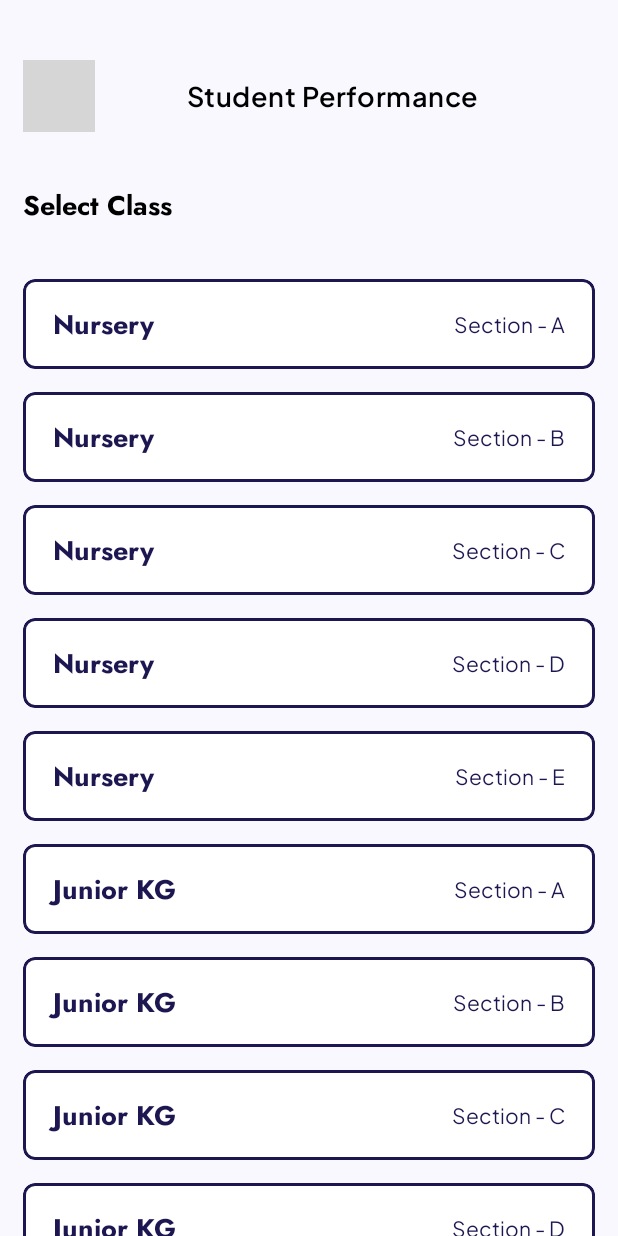
After one commit to sandeepg10consultancy/teachersApp, an Android app built with Jetpack Compose: the composable StudentFilterScreen shown on its own in the app's theme, on a phone screen of 412 x 824 dp. The commit adds this screen. Run offline under Robolectric (Android 15) with nearby library versions, the phone set to English and light mode, and no system bars; 12 statements that could not run were skipped; grey boxes are pictures that could not be loaded.

Commit message:
some changes

```diff
--- /dev/null
+++ b/app/src/main/java/com/teacherapplication/teacherapplication/ui/home/ModalDrawer/StudentPerformance/StudentFilterScreen.kt
@@ -0,0 +1,134 @@
+package com.teacherapplication.teacherapplication.ui.home.ModalDrawer.StudentPerformance
+
+import androidx.compose.foundation.background
+import androidx.compose.foundation.border
+import androidx.compose.foundation.clickable
+import androidx.compose.foundation.layout.Arrangement
+import androidx.compose.foundation.layout.Box
+import androidx.compose.foundation.layout.Column
+import androidx.compose.foundation.layout.Row
+import androidx.compose.foundation.layout.Spacer
+import androidx.compose.foundation.layout.fillMaxSize
+import androidx.compose.foundation.layout.fillMaxWidth
+import androidx.compose.foundation.layout.height
+import androidx.compose.foundation.layout.padding
+import androidx.compose.foundation.rememberScrollState
+import androidx.compose.foundation.shape.RoundedCornerShape
+import androidx.compose.foundation.verticalScroll
+import androidx.compose.material3.MaterialTheme
+import androidx.compose.material3.Text
+import androidx.compose.runtime.Composable
+import androidx.compose.runtime.MutableState
+import androidx.compose.runtime.mutableStateOf
+import androidx.compose.runtime.remember
+import androidx.compose.ui.Alignment
+import androidx.compose.ui.Modifier
+import androidx.compose.ui.draw.clip
+import androidx.compose.ui.graphics.Color
+import androidx.compose.ui.text.style.TextAlign
+import androidx.compose.ui.unit.dp
+import androidx.compose.ui.unit.sp
+import com.teacherapplication.teacherapplication.ui.AppComponents.BackArrow
+
+@Composable
+fun StudentFilterScreen(){
+    val scrollState = rememberScrollState()
+    val classesList = mapOf(
+        "Nursery" to listOf("Section - A", "Section - B", "Section - C", "Section - D", "Section - E"),
+        "Junior KG" to listOf("Section - A", "Section - B", "Section - C", "Section - D", "Section - E"),
+        "Senior KG" to listOf("Section - A", "Section - B", "Section - C", "Section - D", "Section - E"),
+    )
+    val selectedSection = remember { mutableStateOf("") }
+    Column(
+        modifier = Modifier
+            .fillMaxSize()
+            .verticalScroll(scrollState)
+            .padding(start = 15.dp, top = 40.dp, end = 15.dp),
+        verticalArrangement = Arrangement.spacedBy(15.dp)
+    ){
+        Row(
+            verticalAlignment = Alignment.CenterVertically
+        ){
+            BackArrow(onClick = {  })
+            Text(
+                text = "Student Performance",
+                style = MaterialTheme.typography.bodyLarge,
+                color = Color.Black,
+                modifier = Modifier
+                    .fillMaxWidth(0.95f),
+                textAlign = TextAlign.Center
+            )
+        }
+        Spacer(modifier = Modifier.height(5.dp))
+        Text(
+            text = "Select Class",
+            style = MaterialTheme.typography.titleMedium,
+            color = Color.Black
+        )
+        Spacer(modifier = Modifier.height(5.dp))
+        classesList.forEach { item ->
+            item.value.forEach { section ->
+                EachSectionBox(
+                    classTitle = item.key,
+                    sectionTitle = section,
+                    selectedSection = selectedSection
+                )
+            }
+        }
+        Spacer(modifier = Modifier.height(50.dp))
+    }
+}
+
+@Composable
+private fun EachSectionBox(
+    classTitle: String,
+    sectionTitle: String,
+    selectedSection: MutableState<String>
+) {
+    val sectionId = (classTitle + sectionTitle)
+    val isSelected = sectionId == selectedSection.value
+    val textColor = if (isSelected) Color.White else Color(0xFF1D1751)
+    Box(
+        modifier = Modifier
+            .height(60.dp)
+            .fillMaxWidth()
+            .clip(RoundedCornerShape(8.dp))
+            .border(
+                width = 2.dp,
+                color = Color(0xFF1D1751),
+                shape = RoundedCornerShape(8.dp)
+            )
+            .background(
+                color = if (isSelected) Color(0xFF1D1751) else Color.White,
+            )
+            .clickable {
+                if (selectedSection.value == sectionId){
+
+                }
+                selectedSection.value = sectionId
+            },
+    ) {
+        Row(
+            modifier = Modifier
+                .padding(horizontal = 20.dp)
+                .fillMaxSize(),
+            verticalAlignment = Alignment.CenterVertically,
+            horizontalArrangement = Arrangement.SpaceBetween
+        ) {
+            Text(
+                text = classTitle,
+                style = MaterialTheme.typography.titleMedium.copy(
+                    lineHeight = 23.4.sp,
+                    color = textColor
+                )
+            )
+            Text(
+                text = sectionTitle,
+                style = MaterialTheme.typography.labelMedium.copy(
+                    lineHeight = 18.2.sp,
+                    color = textColor
+                )
+            )
+        }
+    }
+}
```
Also changed, not shown: app/src/main/java/com/teacherapplication/teacherapplication/MainActivity.kt (+5 -2 lines), app/src/main/java/com/teacherapplication/teacherapplication/ui/home/ModalDrawer/StudentPerformance/StudentListScreen.kt (added, +428 -0 lines), app/src/main/res/drawable/perform_all.png (added), app/src/main/res/drawable/perform_arts.png (added), app/src/main/res/drawable/perform_land.png (added), app/src/main/res/drawable/perform_literacy.png (added), app/src/main/res/drawable/perform_numeracy.png (added), app/src/main/res/drawable/performance_edit.png (added), app/src/main/res/drawable/profile_boy.png (added), app/src/main/res/drawable/profile_girl.png (added).
